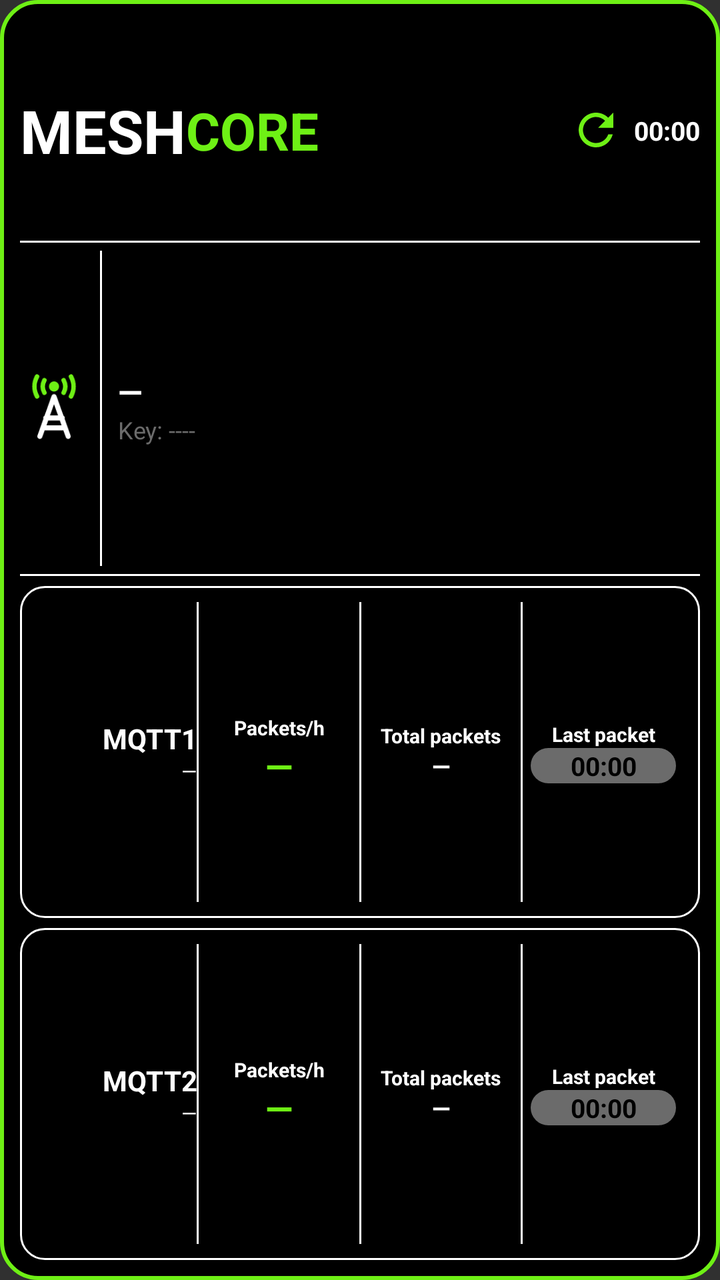
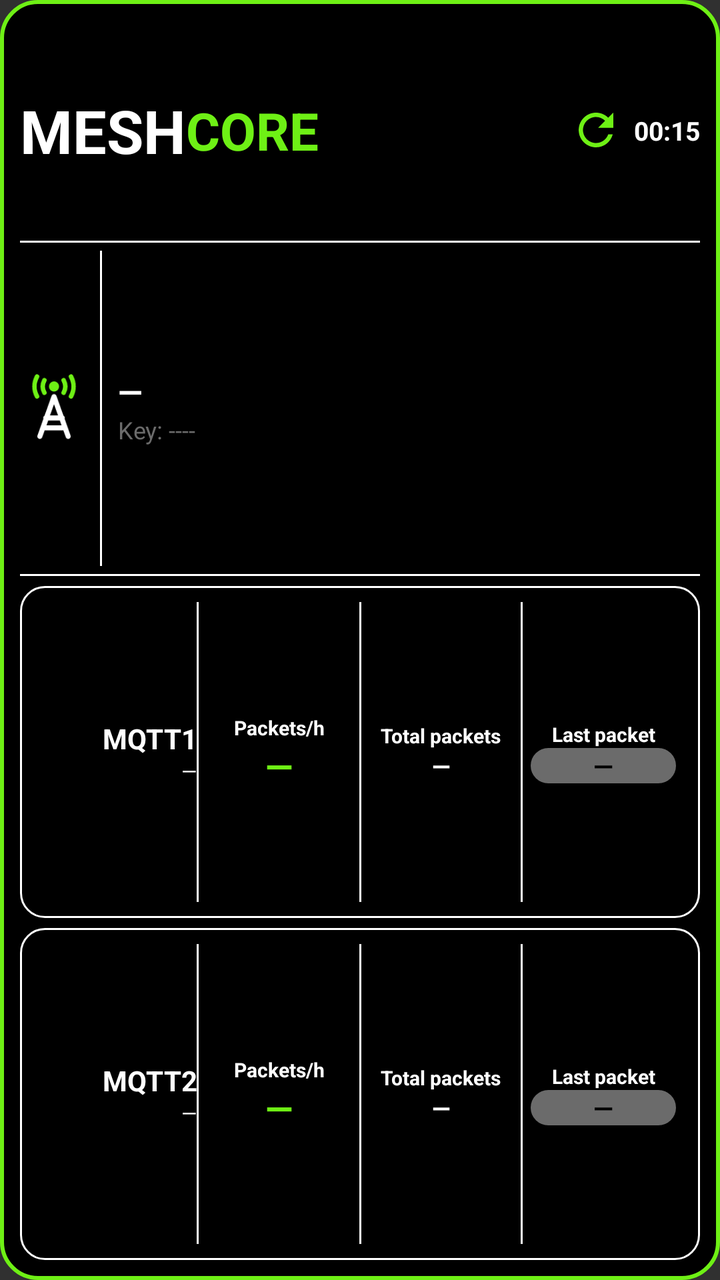

Two renders of the same Android screen: before a commit and after it. Below are the layout's source before the change and the commit's diff.
<!-- AndroidManifest.xml: application theme android:Theme.Material.NoActionBar -->
<!-- res/layout/widget_observer.xml -->
<?xml version="1.0" encoding="utf-8"?>
<LinearLayout xmlns:android="http://schemas.android.com/apk/res/android"
    android:id="@+id/widget_root"
    android:layout_width="match_parent"
    android:layout_height="match_parent"
    android:orientation="vertical"
    android:padding="10dp"
    android:background="@drawable/widget_bg">

    
    <LinearLayout
        android:layout_width="match_parent"
        android:layout_height="0dp"
        android:layout_weight="2"
        android:orientation="horizontal"
        android:gravity="center_vertical">
        <TextView android:layout_width="wrap_content" android:layout_height="wrap_content"
            android:text="MESH" android:textColor="#FFFFFF" android:textStyle="bold" android:textSize="30sp" android:maxLines="1"/>
        <TextView android:layout_width="wrap_content" android:layout_height="wrap_content"
            android:text="CORE" android:textColor="#6EF015" android:textStyle="bold" android:textSize="26sp" android:maxLines="1"/>
        <FrameLayout android:layout_width="0dp" android:layout_height="1dp" android:layout_weight="1"/>
        <ImageView android:id="@+id/refresh_icon" android:layout_width="26dp" android:layout_height="26dp"
            android:src="@drawable/ic_refresh" android:contentDescription="@null"/>
        <ProgressBar android:id="@+id/refresh_spinner" style="?android:attr/progressBarStyleSmall"
            android:layout_width="26dp" android:layout_height="26dp" android:indeterminate="true"
            android:indeterminateTint="#FFFF9500" android:visibility="gone"/>
        <Chronometer android:id="@+id/interval_text" android:layout_width="wrap_content" android:layout_height="wrap_content"
            android:layout_marginStart="6dp" android:text="00:15" android:textColor="#FFFFFF" android:textStyle="bold" android:textSize="13sp" android:maxLines="1"/>
    </LinearLayout>

    <FrameLayout android:layout_width="match_parent" android:layout_height="1dp" android:background="#FFFFFF"/>

    
    <LinearLayout
        android:layout_width="match_parent"
        android:layout_height="0dp"
        android:layout_weight="3"
        android:orientation="horizontal"
        android:gravity="center_vertical"
        android:paddingTop="4dp" android:paddingBottom="4dp">
        <ImageView android:layout_width="34dp" android:layout_height="34dp"
            android:src="@drawable/ic_tower" android:contentDescription="@null"/>
        <FrameLayout android:layout_width="1dp" android:layout_height="match_parent" android:layout_marginStart="6dp" android:layout_marginEnd="8dp" android:background="#FFFFFF"/>
        <LinearLayout android:layout_width="0dp" android:layout_height="wrap_content" android:layout_weight="1" android:orientation="vertical" android:gravity="center_vertical">
            <TextView android:id="@+id/obs_name" android:layout_width="match_parent" android:layout_height="wrap_content"
                android:text="—" android:textColor="#FFFFFF" android:textStyle="bold" android:textSize="16sp" android:maxLines="1" android:ellipsize="end"/>
            <TextView android:id="@+id/obs_hash" android:layout_width="match_parent" android:layout_height="wrap_content"
                android:text="Key: ----" android:textColor="#6B6B6B" android:textSize="12sp" android:maxLines="1" android:ellipsize="end"/>
        </LinearLayout>
    </LinearLayout>

    <FrameLayout android:layout_width="match_parent" android:layout_height="1dp" android:background="#FFFFFF" android:layout_marginBottom="5dp"/>

    
    <LinearLayout
        android:layout_width="match_parent" android:layout_height="0dp" android:layout_weight="3"
        android:orientation="horizontal" android:gravity="center_vertical"
        android:background="@drawable/card_outline" android:padding="8dp">
        <LinearLayout android:layout_width="0dp" android:layout_height="wrap_content" android:layout_weight="3" android:orientation="vertical">
            <TextView android:layout_width="match_parent" android:layout_height="wrap_content" android:id="@+id/m1_title" android:text="MQTT1" android:textColor="#FFFFFF" android:textStyle="bold" android:gravity="end" android:textSize="14sp" android:maxLines="1" android:autoSizeTextType="uniform" android:autoSizeMinTextSize="10sp" android:autoSizeMaxTextSize="14sp" android:autoSizeStepGranularity="1sp"/>
            <TextView android:id="@+id/m1_host" android:layout_width="match_parent" android:layout_height="wrap_content" android:text="—" android:textColor="#FFFFFF" android:textSize="10sp" android:gravity="end" android:maxLines="1" android:ellipsize="end" android:autoSizeTextType="uniform" android:autoSizeMinTextSize="6sp" android:autoSizeMaxTextSize="10sp" android:autoSizeStepGranularity="1sp"/>
        </LinearLayout>
        <FrameLayout android:layout_width="1dp" android:layout_height="match_parent" android:background="#FFFFFF"/>
        <LinearLayout android:layout_width="0dp" android:layout_height="wrap_content" android:layout_weight="3" android:orientation="vertical" android:gravity="center_horizontal">
            <TextView android:layout_width="match_parent" android:layout_height="wrap_content" android:text="Packets/h" android:textColor="#FFFFFF" android:textStyle="bold" android:gravity="center" android:textSize="10sp" android:maxLines="1" android:autoSizeTextType="uniform" android:autoSizeMinTextSize="6sp" android:autoSizeMaxTextSize="10sp" android:autoSizeStepGranularity="1sp"/>
            <TextView android:id="@+id/m1_hour" android:layout_width="match_parent" android:layout_height="wrap_content" android:text="—" android:textColor="#6EF015" android:textStyle="bold" android:gravity="center" android:textSize="18sp" android:maxLines="1" android:autoSizeTextType="uniform" android:autoSizeMinTextSize="14sp" android:autoSizeMaxTextSize="24sp" android:autoSizeStepGranularity="1sp"/>
        </LinearLayout>
        <LinearLayout android:id="@+id/m1_total_col" android:layout_width="0dp" android:layout_height="match_parent" android:layout_weight="3" android:orientation="horizontal" android:gravity="center_vertical">
        <FrameLayout android:layout_width="1dp" android:layout_height="match_parent" android:background="#FFFFFF"/>
        <LinearLayout android:layout_width="0dp" android:layout_height="wrap_content" android:layout_weight="1" android:orientation="vertical" android:gravity="center_horizontal">
            <TextView android:layout_width="match_parent" android:layout_height="wrap_content" android:text="Total packets" android:textColor="#FFFFFF" android:textStyle="bold" android:gravity="center" android:textSize="10sp" android:maxLines="1" android:autoSizeTextType="uniform" android:autoSizeMinTextSize="6sp" android:autoSizeMaxTextSize="10sp" android:autoSizeStepGranularity="1sp"/>
            <TextView android:id="@+id/m1_total" android:layout_width="match_parent" android:layout_height="wrap_content" android:text="—" android:textColor="#FFFFFF" android:textStyle="bold" android:gravity="center" android:textSize="12sp" android:maxLines="1" android:autoSizeTextType="uniform" android:autoSizeMinTextSize="10sp" android:autoSizeMaxTextSize="15sp" android:autoSizeStepGranularity="1sp"/>
        </LinearLayout>
        </LinearLayout>
        <FrameLayout android:layout_width="1dp" android:layout_height="match_parent" android:background="#FFFFFF"/>
        <LinearLayout android:layout_width="0dp" android:layout_height="wrap_content" android:layout_weight="3" android:orientation="vertical" android:gravity="center_horizontal">
            <TextView android:layout_width="match_parent" android:layout_height="wrap_content" android:text="Last packet" android:textColor="#FFFFFF" android:textStyle="bold" android:gravity="center" android:textSize="10sp" android:maxLines="1" android:autoSizeTextType="uniform" android:autoSizeMinTextSize="6sp" android:autoSizeMaxTextSize="10sp" android:autoSizeStepGranularity="1sp"/>
            <Chronometer android:id="@+id/m1_last" android:layout_width="match_parent" android:layout_height="wrap_content" android:gravity="center" android:layout_marginStart="4dp" android:layout_marginEnd="4dp" android:background="@drawable/pill_gray" android:text="—" android:textColor="#000000" android:textStyle="bold" android:textSize="13sp" android:maxLines="1" android:autoSizeTextType="uniform" android:autoSizeMinTextSize="9sp" android:autoSizeMaxTextSize="13sp" android:autoSizeStepGranularity="1sp"/>
        </LinearLayout>
    </LinearLayout>

    <FrameLayout android:layout_width="match_parent" android:layout_height="5dp"/>

    
    <LinearLayout
        android:layout_width="match_parent" android:layout_height="0dp" android:layout_weight="3"
        android:orientation="horizontal" android:gravity="center_vertical"
        android:background="@drawable/card_outline" android:padding="8dp">
        <LinearLayout android:layout_width="0dp" android:layout_height="wrap_content" android:layout_weight="3" android:orientation="vertical">
            <TextView android:layout_width="match_parent" android:layout_height="wrap_content" android:id="@+id/m2_title" android:text="MQTT2" android:textColor="#FFFFFF" android:textStyle="bold" android:gravity="end" android:textSize="14sp" android:maxLines="1" android:autoSizeTextType="uniform" android:autoSizeMinTextSize="10sp" android:autoSizeMaxTextSize="14sp" android:autoSizeStepGranularity="1sp"/>
            <TextView android:id="@+id/m2_host" android:layout_width="match_parent" android:layout_height="wrap_content" android:text="—" android:textColor="#FFFFFF" android:textSize="10sp" android:gravity="end" android:maxLines="1" android:ellipsize="end" android:autoSizeTextType="uniform" android:autoSizeMinTextSize="6sp" android:autoSizeMaxTextSize="10sp" android:autoSizeStepGranularity="1sp"/>
        </LinearLayout>
        <FrameLayout android:layout_width="1dp" android:layout_height="match_parent" android:background="#FFFFFF"/>
        <LinearLayout android:layout_width="0dp" android:layout_height="wrap_content" android:layout_weight="3" android:orientation="vertical" android:gravity="center_horizontal">
            <TextView android:layout_width="match_parent" android:layout_height="wrap_content" android:text="Packets/h" android:textColor="#FFFFFF" android:textStyle="bold" android:gravity="center" android:textSize="10sp" android:maxLines="1" android:autoSizeTextType="uniform" android:autoSizeMinTextSize="6sp" android:autoSizeMaxTextSize="10sp" android:autoSizeStepGranularity="1sp"/>
            <TextView android:id="@+id/m2_hour" android:layout_width="match_parent" android:layout_height="wrap_content" android:text="—" android:textColor="#6EF015" android:textStyle="bold" android:gravity="center" android:textSize="18sp" android:maxLines="1" android:autoSizeTextType="uniform" android:autoSizeMinTextSize="14sp" android:autoSizeMaxTextSize="24sp" android:autoSizeStepGranularity="1sp"/>
        </LinearLayout>
        <LinearLayout android:id="@+id/m2_total_col" android:layout_width="0dp" android:layout_height="match_parent" android:layout_weight="3" android:orientation="horizontal" android:gravity="center_vertical">
        <FrameLayout android:layout_width="1dp" android:layout_height="match_parent" android:background="#FFFFFF"/>
        <LinearLayout android:layout_width="0dp" android:layout_height="wrap_content" android:layout_weight="1" android:orientation="vertical" android:gravity="center_horizontal">
            <TextView android:layout_width="match_parent" android:layout_height="wrap_content" android:text="Total packets" android:textColor="#FFFFFF" android:textStyle="bold" android:gravity="center" android:textSize="10sp" android:maxLines="1" android:autoSizeTextType="uniform" android:autoSizeMinTextSize="6sp" android:autoSizeMaxTextSize="10sp" android:autoSizeStepGranularity="1sp"/>
            <TextView android:id="@+id/m2_total" android:layout_width="match_parent" android:layout_height="wrap_content" android:text="—" android:textColor="#FFFFFF" android:textStyle="bold" android:gravity="center" android:textSize="12sp" android:maxLines="1" android:autoSizeTextType="uniform" android:autoSizeMinTextSize="10sp" android:autoSizeMaxTextSize="15sp" android:autoSizeStepGranularity="1sp"/>
        </LinearLayout>
        </LinearLayout>
        <FrameLayout android:layout_width="1dp" android:layout_height="match_parent" android:background="#FFFFFF"/>
        <LinearLayout android:layout_width="0dp" android:layout_height="wrap_content" android:layout_weight="3" android:orientation="vertical" android:gravity="center_horizontal">
            <TextView android:layout_width="match_parent" android:layout_height="wrap_content" android:text="Last packet" android:textColor="#FFFFFF" android:textStyle="bold" android:gravity="center" android:textSize="10sp" android:maxLines="1" android:autoSizeTextType="uniform" android:autoSizeMinTextSize="6sp" android:autoSizeMaxTextSize="10sp" android:autoSizeStepGranularity="1sp"/>
            <Chronometer android:id="@+id/m2_last" android:layout_width="match_parent" android:layout_height="wrap_content" android:layout_marginStart="4dp" android:layout_marginEnd="4dp" android:gravity="center" android:background="@drawable/pill_gray" android:text="—" android:textColor="#000000" android:textStyle="bold" android:textSize="13sp" android:maxLines="1" android:autoSizeTextType="uniform" android:autoSizeMinTextSize="9sp" android:autoSizeMaxTextSize="13sp" android:autoSizeStepGranularity="1sp"/>
        </LinearLayout>
    </LinearLayout>
</LinearLayout>
<!-- resources referenced by this layout -->
<resources>
  <!-- drawable card_outline (drawable) -->
  <?xml version="1.0" encoding="utf-8"?>
  <shape xmlns:android="http://schemas.android.com/apk/res/android" android:shape="rectangle">
      <solid android:color="#000000"/>
      <stroke android:width="1dp" android:color="#FFFFFF"/>
      <corners android:radius="12dp"/>
  </shape>
  <!-- drawable ic_refresh (drawable) -->
  <?xml version="1.0" encoding="utf-8"?>
  <vector xmlns:android="http://schemas.android.com/apk/res/android" android:width="24dp" android:height="24dp" android:viewportWidth="24" android:viewportHeight="24">
      <path android:fillColor="#6EF015" android:pathData="M17.65,6.35C16.2,4.9 14.21,4 12,4c-4.42,0 -7.99,3.58 -7.99,8s3.57,8 7.99,8c3.73,0 6.84,-2.55 7.73,-6h-2.08c-0.82,2.33 -3.04,4 -5.65,4 -3.31,0 -6,-2.69 -6,-6s2.69,-6 6,-6c1.66,0 3.14,0.69 4.22,1.78L13,11h7V4l-2.35,2.35z"/>
  </vector>
  <!-- drawable ic_tower (drawable) -->
  <?xml version="1.0" encoding="utf-8"?>
  <vector xmlns:android="http://schemas.android.com/apk/res/android" android:width="48dp" android:height="48dp" android:viewportWidth="24" android:viewportHeight="24">
      <path android:fillColor="#6EF015" android:pathData="M12,4.4m-1.8,0a1.8,1.8 0,1 1,3.6 0a1.8,1.8 0,1 1,-3.6 0"/>
      <path android:strokeColor="#6EF015" android:strokeWidth="1.6" android:strokeLineCap="round" android:pathData="M8.6,2.2A4.6,4.6 0,0 0,8.6,6.6M15.4,2.2A4.6,4.6 0,0 1,15.4,6.6M6,0.9A7.4,7.4 0,0 0,6,7.9M18,0.9A7.4,7.4 0,0 1,18,7.9"/>
      <path android:strokeColor="#FFFFFF" android:strokeWidth="1.8" android:strokeLineCap="round" android:strokeLineJoin="round" android:pathData="M12,8L7,22M12,8L17,22M9.1,15.5L14.9,15.5M8.2,19L15.8,19"/>
  </vector>
  <!-- drawable pill_gray (drawable) -->
  <?xml version="1.0" encoding="utf-8"?>
  <shape xmlns:android="http://schemas.android.com/apk/res/android" android:shape="rectangle">
      <solid android:color="#6B6B6B"/>
      <corners android:radius="11dp"/>
  </shape>
  <!-- drawable widget_bg (drawable) -->
  <?xml version="1.0" encoding="utf-8"?>
  <shape xmlns:android="http://schemas.android.com/apk/res/android" android:shape="rectangle">
      <solid android:color="#000000"/>
      <stroke android:width="2dp" android:color="#6EF015"/>
      <corners android:radius="18dp"/>
  </shape>
</resources>

<!-- the commit's change to res/layout/widget_observer.xml (unified diff, before → after) -->
@@ -24,7 +24,7 @@
         <ProgressBar android:id="@+id/refresh_spinner" style="?android:attr/progressBarStyleSmall"
             android:layout_width="26dp" android:layout_height="26dp" android:indeterminate="true"
             android:indeterminateTint="#FFFF9500" android:visibility="gone"/>
-        <Chronometer android:id="@+id/interval_text" android:layout_width="wrap_content" android:layout_height="wrap_content"
+        <TextView android:id="@+id/interval_text" android:layout_width="wrap_content" android:layout_height="wrap_content"
             android:layout_marginStart="6dp" android:text="00:15" android:textColor="#FFFFFF" android:textStyle="bold" android:textSize="13sp" android:maxLines="1"/>
     </LinearLayout>
 
@@ -75,7 +75,7 @@
         <FrameLayout android:layout_width="1dp" android:layout_height="match_parent" android:background="#FFFFFF"/>
         <LinearLayout android:layout_width="0dp" android:layout_height="wrap_content" android:layout_weight="3" android:orientation="vertical" android:gravity="center_horizontal">
             <TextView android:layout_width="match_parent" android:layout_height="wrap_content" android:text="Last packet" android:textColor="#FFFFFF" android:textStyle="bold" android:gravity="center" android:textSize="10sp" android:maxLines="1" android:autoSizeTextType="uniform" android:autoSizeMinTextSize="6sp" android:autoSizeMaxTextSize="10sp" android:autoSizeStepGranularity="1sp"/>
-            <Chronometer android:id="@+id/m1_last" android:layout_width="match_parent" android:layout_height="wrap_content" android:gravity="center" android:layout_marginStart="4dp" android:layout_marginEnd="4dp" android:background="@drawable/pill_gray" android:text="—" android:textColor="#000000" android:textStyle="bold" android:textSize="13sp" android:maxLines="1" android:autoSizeTextType="uniform" android:autoSizeMinTextSize="9sp" android:autoSizeMaxTextSize="13sp" android:autoSizeStepGranularity="1sp"/>
+            <TextView android:id="@+id/m1_last" android:layout_width="match_parent" android:layout_height="wrap_content" android:gravity="center" android:layout_marginStart="4dp" android:layout_marginEnd="4dp" android:background="@drawable/pill_gray" android:text="—" android:textColor="#000000" android:textStyle="bold" android:textSize="13sp" android:maxLines="1" android:autoSizeTextType="uniform" android:autoSizeMinTextSize="9sp" android:autoSizeMaxTextSize="13sp" android:autoSizeStepGranularity="1sp"/>
         </LinearLayout>
     </LinearLayout>
 
@@ -105,7 +105,7 @@
         <FrameLayout android:layout_width="1dp" android:layout_height="match_parent" android:background="#FFFFFF"/>
         <LinearLayout android:layout_width="0dp" android:layout_height="wrap_content" android:layout_weight="3" android:orientation="vertical" android:gravity="center_horizontal">
             <TextView android:layout_width="match_parent" android:layout_height="wrap_content" android:text="Last packet" android:textColor="#FFFFFF" android:textStyle="bold" android:gravity="center" android:textSize="10sp" android:maxLines="1" android:autoSizeTextType="uniform" android:autoSizeMinTextSize="6sp" android:autoSizeMaxTextSize="10sp" android:autoSizeStepGranularity="1sp"/>
-            <Chronometer android:id="@+id/m2_last" android:layout_width="match_parent" android:layout_height="wrap_content" android:layout_marginStart="4dp" android:layout_marginEnd="4dp" android:gravity="center" android:background="@drawable/pill_gray" android:text="—" android:textColor="#000000" android:textStyle="bold" android:textSize="13sp" android:maxLines="1" android:autoSizeTextType="uniform" android:autoSizeMinTextSize="9sp" android:autoSizeMaxTextSize="13sp" android:autoSizeStepGranularity="1sp"/>
+            <TextView android:id="@+id/m2_last" android:layout_width="match_parent" android:layout_height="wrap_content" android:layout_marginStart="4dp" android:layout_marginEnd="4dp" android:gravity="center" android:background="@drawable/pill_gray" android:text="—" android:textColor="#000000" android:textStyle="bold" android:textSize="13sp" android:maxLines="1" android:autoSizeTextType="uniform" android:autoSizeMinTextSize="9sp" android:autoSizeMaxTextSize="13sp" android:autoSizeStepGranularity="1sp"/>
         </LinearLayout>
     </LinearLayout>
 </LinearLayout>
